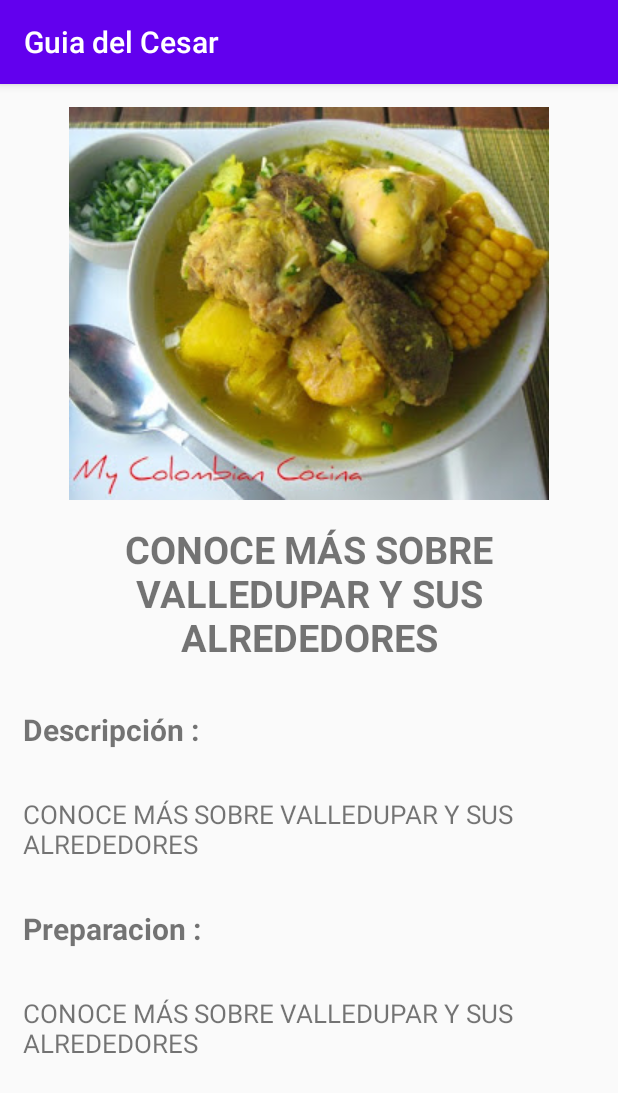
After one commit to luismanueldiaz29/GuiaCesar, an Android app: the Detalle_plato screen opened directly, with no data from a screen before it, on a phone screen of 412 x 824 dp. The commit adds this screen. Shown: the top 1093 px of the screen. Run offline under Robolectric (Android 15) with nearby library versions, the phone set to English and light mode, and no system bars; Roboto replaces fonts that are not available here.

Commit message:
detalles de platos tipicos

```diff
--- a/app/src/main/AndroidManifest.xml
+++ b/app/src/main/AndroidManifest.xml
@@ -9,6 +9,7 @@
         android:roundIcon="@mipmap/ic_launcher_round"
         android:supportsRtl="true"
         android:theme="@style/AppTheme">
+        <activity android:name=".Detalle_plato"></activity>
         <activity
             android:name=".detalleSitios"
             android:parentActivityName=".Sitios">
--- /dev/null
+++ b/app/src/main/java/com/example/guiavalledupar/Detalle_plato.java
@@ -0,0 +1,53 @@
+package com.example.guiavalledupar;
+
+import androidx.appcompat.app.AppCompatActivity;
+
+import com.example.guiavalledupar.Entity.Plato;
+import com.example.guiavalledupar.Repository.PlatoRepository;
+import com.example.guiavalledupar.Services.PlatoService;
+
+import android.os.Bundle;
+import android.widget.ImageView;
+import android.widget.TextView;
+import android.widget.Toast;
+
+public class Detalle_plato extends AppCompatActivity {
+
+    private PlatoService platoService;
+    private Plato plato;
+
+    private TextView tvNamePlato;
+    private TextView tvPlatoDescription;
+    private TextView tvPreparacion_plato;
+    private ImageView imgPlato;
+
+    @Override
+    protected void onCreate(Bundle savedInstanceState) {
+        super.onCreate(savedInstanceState);
+        setContentView(R.layout.activity_detalle_plato);
+
+        tvNamePlato = findViewById(R.id.tvNamePlato);
+        tvPlatoDescription = findViewById(R.id.tvPlatoDescription);
+        tvPreparacion_plato = findViewById(R.id.tvPreparacion_plato);
+        imgPlato = findViewById(R.id.imgPlato);
+
+        platoService = new PlatoService(this);
+        plato = new Plato();
+
+        if(getIntent().getStringExtra("posicion") != null){
+            int pocision = Integer.parseInt(getIntent().getStringExtra("posicion"));
+            plato = platoService.getPlato(pocision);
+
+            DetallePlato(plato);
+
+            Toast.makeText(this, plato.Name+" clicked in detalle", Toast.LENGTH_LONG).show();
+        }
+    }
+
+    private void DetallePlato(Plato plato) {
+        tvNamePlato.setText(plato.Name);
+        tvPreparacion_plato.setText(plato.Preparation);
+        tvPlatoDescription.setText(plato.Description);
+        imgPlato.setImageResource(plato.Image);
+    }
+}
--- a/app/src/main/java/com/example/guiavalledupar/Entity/Plato.java
+++ b/app/src/main/java/com/example/guiavalledupar/Entity/Plato.java
@@ -4,4 +4,5 @@ public class Plato {
     public int Image;
     public String Name;
     public String Description;
+    public String Preparation;
 }
--- a/app/src/main/java/com/example/guiavalledupar/Services/PlatoService.java
+++ b/app/src/main/java/com/example/guiavalledupar/Services/PlatoService.java
@@ -20,4 +20,8 @@ public class PlatoService {
     public ArrayList<Plato> getPlatos(){
         return PlatoRepository.getPlatos();
     }
+
+    public Plato getPlato(int posicion){
+        return PlatoRepository.getPlato(posicion);
+    }
 }
--- /dev/null
+++ b/app/src/main/res/layout/activity_detalle_plato.xml
@@ -0,0 +1,66 @@
+<?xml version="1.0" encoding="utf-8"?>
+<androidx.constraintlayout.widget.ConstraintLayout xmlns:android="http://schemas.android.com/apk/res/android"
+    xmlns:app="http://schemas.android.com/apk/res-auto"
+    xmlns:tools="http://schemas.android.com/tools"
+    android:layout_width="match_parent"
+    android:layout_height="match_parent"
+    tools:context=".Detalle_plato">
+
+    <ScrollView
+        android:layout_width="match_parent"
+        android:layout_height="match_parent">
+        <LinearLayout
+            android:layout_width="match_parent"
+            android:layout_height="match_parent"
+            android:orientation="vertical">
+
+            <ImageView
+                android:id="@+id/imgPlato"
+                android:layout_width="match_parent"
+                android:layout_height="match_parent"
+                android:src="@drawable/sancocho"
+                android:layout_marginTop="@dimen/Borde"/>
+
+            <TextView
+                android:id="@+id/tvNamePlato"
+                android:layout_width="match_parent"
+                android:layout_height="wrap_content"
+                android:text="@string/text_info"
+                android:layout_margin="@dimen/Borde"
+                android:gravity="center"
+                android:textStyle="bold"
+                android:textSize="25dp"/>
+            <TextView
+                android:layout_width="wrap_content"
+                android:layout_height="wrap_content"
+                android:textSize="20dp"
+                android:textStyle="bold"
+                android:text="@string/descripcion"
+                android:layout_margin="@dimen/Borde"/>
+            <TextView
+                android:id="@+id/tvPlatoDescription"
+                android:layout_width="match_parent"
+                android:layout_height="wrap_content"
+                android:text="@string/text_info"
+                android:layout_margin="@dimen/Borde"
+                android:textSize="@dimen/parrafoPlato"/>
+
+            <TextView
+                android:layout_width="match_parent"
+                android:layout_height="wrap_content"
+                android:textSize="20dp"
+                android:text="Preparacion :"
+                android:textStyle="bold"
+                android:layout_margin="@dimen/Borde"
+                />
+            <TextView
+                android:id="@+id/tvPreparacion_plato"
+                android:layout_width="match_parent"
+                android:layout_height="wrap_content"
+                android:layout_margin="@dimen/Borde"
+                android:textSize="@dimen/parrafoPlato"
+                android:text="@string/text_info"/>
+        </LinearLayout>
+    </ScrollView>
+
+</androidx.constraintlayout.widget.ConstraintLayout>
--- a/app/src/main/res/layout/activity_plato__tipico.xml
+++ b/app/src/main/res/layout/activity_plato__tipico.xml
@@ -8,6 +8,12 @@
     android:background="@color/default_circle_indicator_stroke_color"
     tools:context=".Plato_Tipico">
 
+    <ImageView
+        android:layout_width="match_parent"
+        android:layout_height="140dp"
+        android:scaleType="fitCenter"
+        android:src="@drawable/encabplatos"
+        android:layout_marginBottom="10dp"/>
 
     <androidx.recyclerview.widget.RecyclerView
         android:id="@+id/ReciclerViewPlatos"
--- a/app/src/main/res/layout/item_plato.xml
+++ b/app/src/main/res/layout/item_plato.xml
@@ -11,7 +11,7 @@
 
     <androidx.cardview.widget.CardView
         android:layout_width="wrap_content"
-        android:layout_height="wrap_content">
+        android:layout_height="match_parent">
 
         <LinearLayout
             android:layout_width="match_parent"
@@ -21,13 +21,13 @@
             <ImageView
                 android:id="@+id/ivPlatoImage"
                 android:layout_width="238dp"
-                android:layout_height="120dp"
+                android:layout_height="match_parent"
                 android:layout_weight="1"
                 app:srcCompat="@drawable/chivoasado" />
 
             <LinearLayout
                 android:layout_width="300dp"
-                android:layout_height="match_parent"
+                android:layout_height="138dp"
                 android:layout_margin="5dp"
                 android:layout_marginLeft="5dp"
                 android:layout_marginTop="5dp"
--- a/app/src/main/res/values/dimens.xml
+++ b/app/src/main/res/values/dimens.xml
@@ -2,4 +2,5 @@
 <resources>
     <dimen name="Borde">15dp</dimen>
     <dimen name="height_imagen">219dp</dimen>
+    <dimen name="parrafoPlato">17sp</dimen>
 </resources>
--- a/app/src/main/res/values/strings.xml
+++ b/app/src/main/res/values/strings.xml
@@ -1,6 +1,7 @@
 <resources>
     <string name="app_name">Guia del Cesar</string>
     <string name="text_info">CONOCE MÁS SOBRE VALLEDUPAR Y SUS ALREDEDORES</string>
+    <string name="descripcion">Descripción :</string>
 
     <!-- here is the data of the dishes -->
     <string-array name="name_plato">
@@ -13,34 +14,44 @@
 
     <string-array name="description_plato">
         <item>
-            PREPARACIÓN
-
-            <!--Prepare una salmuera con el jugo de limón, el vinagre, el aceite, los ajos, las cebollas, las yerbas y los aliños. Revuelva bien y ponga las presas del chivo a adobar por unas horas. Asiste las brasas al vivo y coloque las presas sobre una parrilla. Aselas por ambos lados hasta que estén doradas, rociandoles la salsa por encima. Acompáñelo con yuca frita y arroz blanco.-->
+            El chivo asado es una plato tipico de la region del Cesar, en gran parte de los municipios se prepara mas que todo para matrimonios y festividades...
         </item>
         <item>
-            Preparar la carne asada:
-
-            1 - Se limpia la carne. Se le quita la grasa y los nervios desagradables.
-            <!--2 - Se le añade la sal, al gusto.
-            3 - Calentar el aceite. Cuando esté muy caliente se añadirá la carne, para dorarla.
-            4 - Añadirle los dientes de ajos, las zanahorias y las cebollas
-            5 - Todo al horno 180 200 grados unos 20 minutos. Vigilad que no se queme.
-            6 - A mitad de la preparación, añadir el vaso de vino. Y seguid asando.
-            7 - Sacad la carne del horno y servir con su salsa aparte. No te quemes!!-->
+            La carne Asada es un plato que se prepara  mas que todo para reuniones con familiares y amigos, celebrar festividades o fechas especiales...
         </item>
         <item>
-            Instrucciones:
-            <!--Partir el coco en trozos pequeños y licuarlo en su propia agua. colar y dejar el bagazo aparte. Licuar nuevamente el bagazo de coco con el agua tibia. Aparte, en una olla poner a calentar a fuego medio, la primera leche del coco con el azúcar y dejar cocer gasta que se ponga dorado. Incorporar la segunda agua de coco, la gaseosa la sal, y las pasas. dejar hervir. Añadir el arroz y mezclar dejar secar y agregar mantequilla, tapar la olla y continuar la cocion a fuego bajo hasta que el grano seque completamente. Acompañarlo con tajadas de plátano.-->
+            El Arroz con coco es una de las especialidades de la cosina Cesarence por lo general cuando se prepara se usa como acompañante de otra comida...
         </item>
         <item>
-            Preparación:
-            <!--Sazone las carnes y cocínelas sin dejar que se ablanden totalmente. Agregue el agua. Cuando hierva, añada las viandas. Deje hervir por unos minutos, y luego añada el jugo de naranja agria y el resto de los ingredientes. Cuando esté todo cocido y con el espesor deseado, rectifique la sal.-->
+            El saconcho trifasico o sancocho de tres carnes es un popular plato no solo en e Cesar prodia desirce que en toda Colombia...
+        </item>
+        <item>
+            La viuda de pescado es una comida tipica de Cesar, un bocachico acompañado de yuca harinosa, patano amarillo y verde, suero y con lo que mas se antoje...
+        </item>
+    </string-array>
+
+    <string-array name="preparation_plato">
+        <item>
+            Prepare una salmuera con el jugo de limón, el vinagre, el aceite, los ajos, las cebollas, las yerbas y los aliños. Revuelva bien y ponga las presas del chivo a adobar por unas horas. Asiste las brasas al vivo y coloque las presas sobre una parrilla. Aselas por ambos lados hasta que estén doradas, rociandoles la salsa por encima. Acompáñelo con yuca frita y arroz blanco.
+        </item>
+        <item>
+            1 - Se limpia la carne. Se le quita la grasa y los nervios desagradables.\n
+            2 - Se le añade la sal, al gusto.\n
+            3 - Calentar el aceite. Cuando esté muy caliente se añadirá la carne, para dorarla.\n
+            4 - Añadirle los dientes de ajos, las zanahorias y las cebollas\n
+            5 - Todo al horno 180 200 grados unos 20 minutos. Vigilad que no se queme.\n
+            6 - A mitad de la preparación, añadir el vaso de vino. Y seguid asando.\n
+            7 - Sacad la carne del horno y servir con su salsa aparte. No te quemes!!\n
+        </item>
+        <item>
+            Partir el coco en trozos pequeños y licuarlo en su propia agua. colar y dejar el bagazo aparte. Licuar nuevamente el bagazo de coco con el agua tibia. Aparte, en una olla poner a calentar a fuego medio, la primera leche del coco con el azúcar y dejar cocer gasta que se ponga dorado. Incorporar la segunda agua de coco, la gaseosa la sal, y las pasas. dejar hervir. Añadir el arroz y mezclar dejar secar y agregar mantequilla, tapar la olla y continuar la cocion a fuego bajo hasta que el grano seque completamente. Acompañarlo con tajadas de plátano.
+        </item>
+        <item>
+            Sazone las carnes y cocínelas sin dejar que se ablanden totalmente. Agregue el agua. Cuando hierva, añada las viandas. Deje hervir por unos minutos, y luego añada el jugo de naranja agria y el resto de los ingredientes. Cuando esté todo cocido y con el espesor deseado, rectifique la sal.
             Sirve para 6 personas
         </item>
         <item>
-            Preparación:
-            <!--Pon a hervir el agua en una olla con la cebolla, el ajo, el cilantro, la sal, la pimienta y el comino. Agrega los plátanos y con intervalos de 10 minutos añade la papa, la yuca, la arracacha y la ahuyama. Agrega los pescados y cocina a fuego medio 20 minutos con la olla tapada. Saca los pescados y el resto de los ingredientes y sírvelos bañados con el resto de los ingredientes. Cuela el caldo y sírvelo aparte con mucho cilantro.-->
+            Pon a hervir el agua en una olla con la cebolla, el ajo, el cilantro, la sal, la pimienta y el comino. Agrega los plátanos y con intervalos de 10 minutos añade la papa, la yuca, la arracacha y la ahuyama. Agrega los pescados y cocina a fuego medio 20 minutos con la olla tapada. Saca los pescados y el resto de los ingredientes y sírvelos bañados con el resto de los ingredientes. Cuela el caldo y sírvelo aparte con mucho cilantro.
         </item>
     </string-array>
-
 </resources>
```
Also changed, not shown: app/src/main/java/com/example/guiavalledupar/Adapter.java (+19 -2 lines), app/src/main/java/com/example/guiavalledupar/Plato_Tipico.java (+18 -0 lines), app/src/main/java/com/example/guiavalledupar/Repository/PlatoRepository.java (+9 -1 lines).
